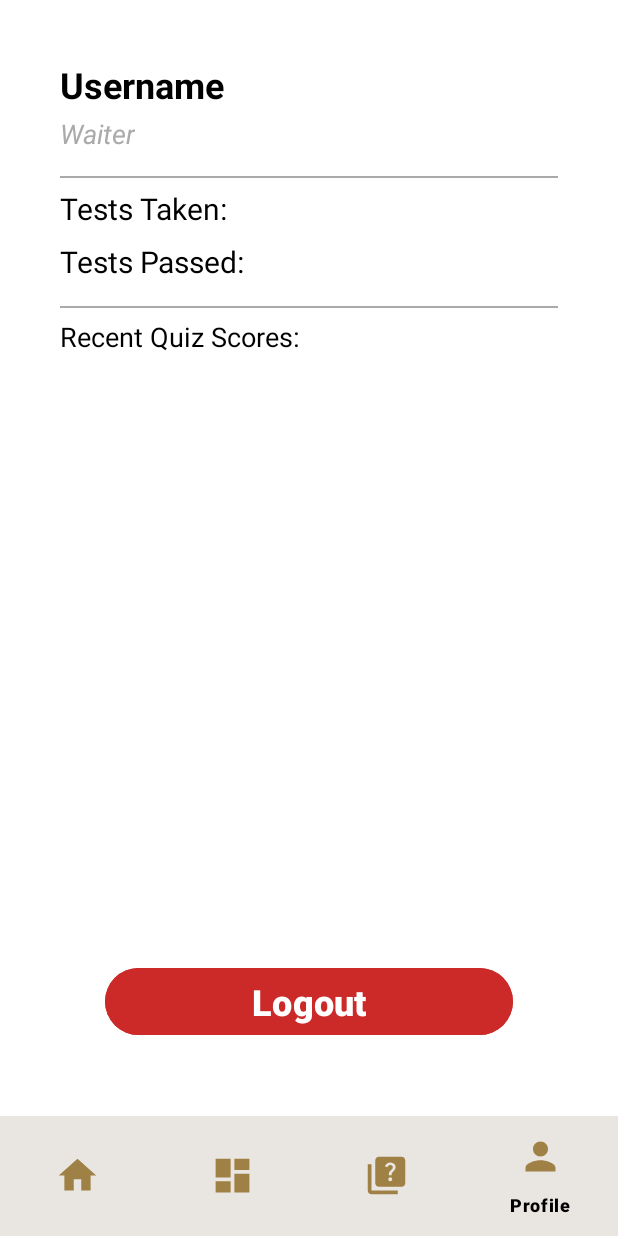
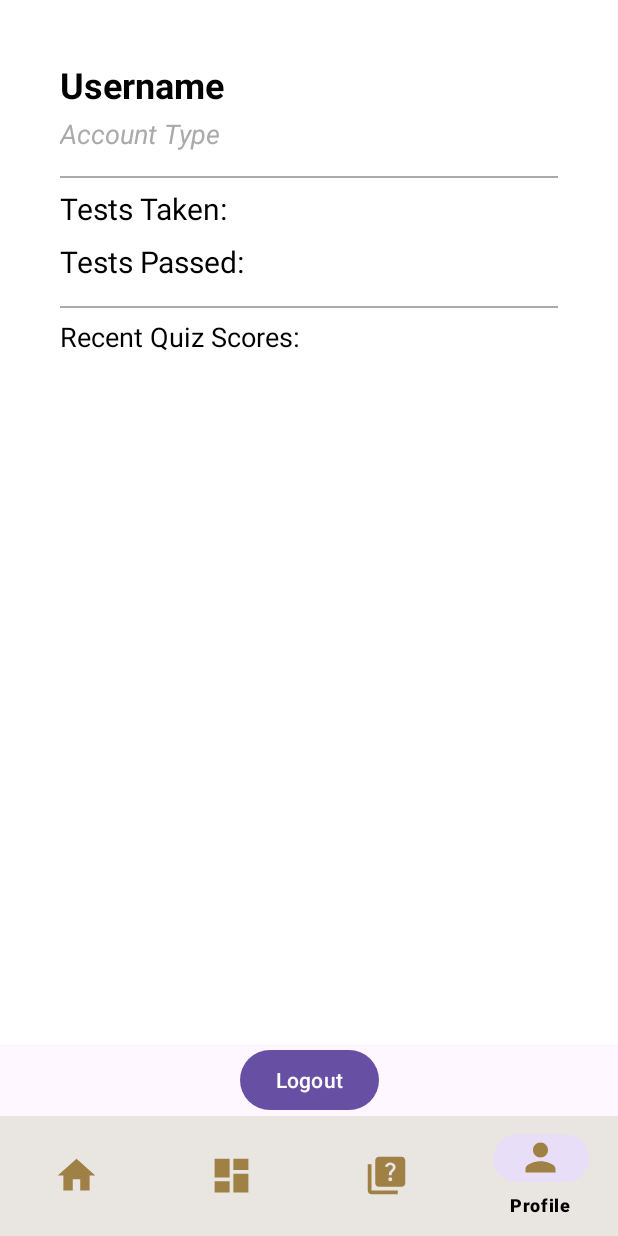
Before and after one commit to CorneCalitz/MobileAppProject, an Android app: the HomeFragment screen opened directly, with no data from a screen before it, item 4 of the bottom bar chosen, on a phone screen of 412 x 824 dp. Run offline under Robolectric (Android 15) with nearby library versions, the phone set to English and light mode, and no system bars.

Commit message:
Shared preferences can logout the user and clear their data from the device.

```diff
--- a/app/src/main/java/com/example/eduvosproject/NavActivity.java
+++ b/app/src/main/java/com/example/eduvosproject/NavActivity.java
@@ -1,7 +1,11 @@
 package com.example.eduvosproject;
 
+import android.content.Context;
+import android.content.Intent;
 import android.content.SharedPreferences;
 import android.os.Bundle;
+import android.util.Log;
+import android.widget.Button;
 
 import androidx.appcompat.app.AppCompatActivity;
 import androidx.fragment.app.Fragment;
@@ -15,7 +19,6 @@ import com.example.eduvosproject.profile.ProfileFragment;
 import com.example.eduvosproject.quiz.QuizFragment;
 import com.google.gson.Gson;
 
-
 public class NavActivity extends AppCompatActivity {
 
     ActivityNavBinding binding;
@@ -28,55 +31,59 @@ public class NavActivity extends AppCompatActivity {
         binding = ActivityNavBinding.inflate(getLayoutInflater());
         setContentView(binding.getRoot());
 
-        // Get and convert data sent with the intent.
+        Button btnLogout = findViewById(R.id.btnLogout);
+        btnLogout.setOnClickListener(view -> logout());
+
         loginJson = getIntent().getStringExtra("jsonString");
+        Log.d("NavActivity", "Received loginJson: " + loginJson);
         loginResponse = new Gson().fromJson(loginJson, LoginResponse.class);
 
-        // Sets the first fragment that the user views.
-        replaceFragment(new HomeFragment(),loginJson);
+        replaceFragment(new HomeFragment(), loginJson);
 
-        // Switches fragment to one that the user clicks on.
         binding.bottomNavigationView.setOnItemSelectedListener(item -> {
             if (item.getItemId() == R.id.nav_home) {
-                replaceFragment(new HomeFragment(),loginJson);
-            }
-            else if (item.getItemId() == R.id.nav_courses) {
-                replaceFragment(new CoursesFragment(),loginJson);
-            }
-            else if (item.getItemId() == R.id.nav_quiz) {
-                replaceFragment(new QuizFragment(),loginJson);
-            }
-            else if (item.getItemId() == R.id.nav_profile) {
+                replaceFragment(new HomeFragment(), loginJson);
+            } else if (item.getItemId() == R.id.nav_courses) {
+                replaceFragment(new CoursesFragment(), loginJson);
+            } else if (item.getItemId() == R.id.nav_quiz) {
+                replaceFragment(new QuizFragment(), loginJson);
+            } else if (item.getItemId() == R.id.nav_profile) {
                 replaceFragment(new ProfileFragment(), loginJson);
             }
             return true;
         });
     }
 
+    public void replaceFragment(Fragment fragment, String jsonString) {
+        Bundle args = new Bundle();
+        args.putString("jsonString", jsonString);
+        fragment.setArguments(args);
 
-    // Method used to replace the current on-screen fragment to a new fragment and pass data into it.
-    public void replaceFragment(Fragment fragment, String string){
-        Bundle args = new Bundle();
-        args.putString("jsonString", string);
-        fragment.setArguments(args);
-        FragmentManager fragmentManager = getSupportFragmentManager();
-        FragmentTransaction fragmentTransaction = fragmentManager.beginTransaction();
-        fragmentTransaction.replace(R.id.fragmentContainerView,fragment);
-        fragmentTransaction.commit();
+        FragmentTransaction transaction = getSupportFragmentManager().beginTransaction();
+        transaction.replace(R.id.fragmentContainerView, fragment);
+        transaction.addToBackStack(null);  // Optional: if you want back navigation
+        transaction.commit();
     }
 
-    //Store data if the user closes the app.
     @Override
     protected void onPause() {
         super.onPause();
-        SharedPreferences sharedPreferences = getSharedPreferences("sharedPref", 0);
+        SharedPreferences sharedPreferences = getSharedPreferences("UserPrefs", Context.MODE_PRIVATE);
+        Log.d("SharedPreferences", "Retrieved login data: " + sharedPreferences.getString("loginData", "No data found"));
+
         SharedPreferences.Editor edt = sharedPreferences.edit();
-
-        // write all the login data into sharedpref edit.
         edt.putString("loginData", loginJson);
         edt.apply();
     }
 
+    public void logout() {
+        SharedPreferences sharedPreferences = getSharedPreferences("UserPrefs", Context.MODE_PRIVATE);
+        sharedPreferences.edit().clear().apply();
+        Log.d("NavActivity", "User data cleared, redirecting to login");
 
-
+        Intent intent = new Intent(this, MainActivity.class);
+        intent.addFlags(Intent.FLAG_ACTIVITY_CLEAR_TOP | Intent.FLAG_ACTIVITY_NEW_TASK);
+        startActivity(intent);
+        finish();
+    }
 }
--- a/app/src/main/java/com/example/eduvosproject/home/HomeFragment.java
+++ b/app/src/main/java/com/example/eduvosproject/home/HomeFragment.java
@@ -35,11 +35,19 @@ public class HomeFragment extends Fragment {
 
         if (getArguments() != null) {
             jsonString = getArguments().getString(ARG_PARAM1);
+
+            // Parse the JSON string into LoginResponse object
             loginResponse = new Gson().fromJson(jsonString, LoginResponse.class);
-            tvHomeMessage.setText(String.format("Welcome %s", loginResponse.user.getName()));
+
+            // Ensure that loginResponse is not null and the user is not null
+            if (loginResponse != null && loginResponse.user != null) {
+                tvHomeMessage.setText(String.format("Welcome %s", loginResponse.user.getName()));
+            } else {
+                tvHomeMessage.setText("Welcome John");
+            }
         }
+    }
 
-    }
 
     @Override
     public View onCreateView(LayoutInflater inflater, ViewGroup container,
--- a/app/src/main/java/com/example/eduvosproject/profile/ProfileFragment.java
+++ b/app/src/main/java/com/example/eduvosproject/profile/ProfileFragment.java
@@ -24,30 +24,24 @@ import com.google.gson.Gson;
 
 public class ProfileFragment extends Fragment {
 
-    // the fragment initialization parameters, e.g. ARG_ITEM_NUMBER
     private static final String ARG_PARAM1 = "jsonString";
-
     LoginResponse loginResponse;
     TextView tvUsername, tvTestsTaken, tvTestsPassed, tvAccountType;
     private String jsonString;
     Button btnLogout;
-
-    public ProfileFragment() {
-        // Required empty public constructor
-    }
+    Bundle bundle = new Bundle();
 
 
     private void buttonLogoutListener() {
         btnLogout.setOnClickListener(new View.OnClickListener() {
             @Override
             public void onClick(View view) {
-
-                SharedPreferences sharedPreferences = getActivity().getSharedPreferences("sharedPref",getContext().MODE_PRIVATE);
-                Log.d("Test",sharedPreferences.getString("loginData",""));
+                SharedPreferences sharedPreferences = getActivity().getSharedPreferences("sharedPref", getContext().MODE_PRIVATE);
+                Log.d("Test", sharedPreferences.getString("loginData", ""));
                 SharedPreferences.Editor edt = sharedPreferences.edit();
                 edt.putString("loginData", "");
                 edt.apply();
-                Log.d("Test2",sharedPreferences.getString("loginData",""));
+                Log.d("Test2", sharedPreferences.getString("loginData", ""));
                 Intent intent = new Intent(getActivity(), MainActivity.class);
                 startActivity(intent);
                 getActivity().finish();
@@ -58,6 +52,9 @@ public class ProfileFragment extends Fragment {
     @Override
     public void onViewCreated(@NonNull View view, @Nullable Bundle savedInstanceState) {
         super.onViewCreated(view, savedInstanceState);
+        Log.d("ProfileFragment", "onViewCreated called");
+        Log.d("ProfileFragment", "jsonString: " + jsonString);
+        Log.d("ProfileFragment", "LoginResponse: " + new Gson().toJson(loginResponse));
 
         tvUsername = view.findViewById(R.id.tvUserName);
         tvTestsTaken = view.findViewById(R.id.tvTestsTaken);
@@ -65,27 +62,32 @@ public class ProfileFragment extends Fragment {
         tvAccountType = view.findViewById(R.id.tvAccountType);
         btnLogout = view.findViewById(R.id.btnLogout);
 
-
         if (getArguments() != null) {
             jsonString = getArguments().getString(ARG_PARAM1);
-            loginResponse = new Gson().fromJson(jsonString, LoginResponse.class);
-            tvUsername.setText(loginResponse.user.getName());
+            if (jsonString != null) {
+                loginResponse = new Gson().fromJson(jsonString, LoginResponse.class);
+                if (loginResponse != null && loginResponse.user != null && loginResponse.profile != null) {
+                    tvUsername.setText(loginResponse.user.getName());
+                    tvTestsTaken.setText(String.format("Test(s) Taken: %s", loginResponse.profile.getTests_taken()));
+                    tvTestsPassed.setText(String.format("Test(s) Passed: %s", loginResponse.profile.getTests_passed()));
+                    tvAccountType.setText("Waiter");
+                } else {
+                    Log.e("ProfileFragment", "Invalid loginResponse or profile data");
+                    Toast.makeText(getContext(), "Error loading profile", Toast.LENGTH_SHORT).show();
+                }
 
 
-            tvTestsTaken.setText(String.format("Test(s) Taken: %s", loginResponse.profile.getTests_taken().toString()));
-            tvTestsPassed.setText(String.format("Test(s) Passed: %s", loginResponse.profile.getTests_passed().toString()));
+            } else {
+                Log.e("ProfileFragment", "jsonString is null");
+            }
+        }
 
 
-            tvAccountType.setText("Waiter");
-        }
-
-        buttonLogoutListener();
     }
 
     @Override
     public View onCreateView(LayoutInflater inflater, ViewGroup container,
                              Bundle savedInstanceState) {
-        // Inflate the layout for this fragment
         return inflater.inflate(R.layout.fragment_profile, container, false);
     }
 }
--- a/app/src/main/res/layout/activity_nav.xml
+++ b/app/src/main/res/layout/activity_nav.xml
@@ -7,32 +7,41 @@
     android:layout_height="match_parent"
     tools:context=".NavActivity">
 
+    <!-- Fragment Container -->
     <androidx.fragment.app.FragmentContainerView
         android:id="@+id/fragmentContainerView"
         android:name="com.example.eduvosproject.home.HomeFragment"
         android:layout_width="0dp"
         android:layout_height="0dp"
         android:background="@color/background2"
-        android:backgroundTint="@color/white"
+        app:layout_constraintTop_toTopOf="parent"
+        app:layout_constraintStart_toStartOf="parent"
+        app:layout_constraintEnd_toEndOf="parent"
+        app:layout_constraintBottom_toTopOf="@+id/btnLogout" />
+
+    <!-- Logout Button -->
+    <Button
+        android:id="@+id/btnLogout"
+        android:layout_width="wrap_content"
+        android:layout_height="wrap_content"
+        android:text="Logout"
         app:layout_constraintBottom_toTopOf="@+id/bottomNavigationView"
         app:layout_constraintEnd_toEndOf="parent"
         app:layout_constraintStart_toStartOf="parent"
-        app:layout_constraintTop_toTopOf="parent" />
+        app:layout_constraintTop_toBottomOf="@+id/fragmentContainerView" />
 
+    <!-- Bottom Navigation -->
     <com.google.android.material.bottomnavigation.BottomNavigationView
         android:id="@+id/bottomNavigationView"
         android:layout_width="match_parent"
         android:layout_height="wrap_content"
         android:background="@color/background1"
-        app:elevation="3dp"
-        app:itemActiveIndicatorStyle="@style/Base.Theme.EduvosProject"
-        app:itemBackground="@null"
         app:itemIconSize="30dp"
         app:itemIconTint="@color/gold"
-        app:itemRippleColor="@color/white"
         app:itemTextColor="@color/black"
+        app:menu="@menu/bottom_nav_menu"
         app:layout_constraintBottom_toBottomOf="parent"
-        app:layout_constraintEnd_toEndOf="parent"
         app:layout_constraintStart_toStartOf="parent"
-        app:menu="@menu/bottom_nav_menu" />
+        app:layout_constraintEnd_toEndOf="parent" />
+
 </androidx.constraintlayout.widget.ConstraintLayout>
--- a/app/src/main/res/layout/fragment_profile.xml
+++ b/app/src/main/res/layout/fragment_profile.xml
@@ -1,4 +1,3 @@
-<?xml version="1.0" encoding="utf-8"?>
 <FrameLayout xmlns:android="http://schemas.android.com/apk/res/android"
     xmlns:tools="http://schemas.android.com/tools"
     android:layout_width="match_parent"
@@ -7,17 +6,11 @@
     android:background="@android:color/white"
     android:padding="16dp">
 
-    <!-- Container to hold the profile info elements -->
-
     <RelativeLayout
         android:layout_width="match_parent"
         android:layout_height="match_parent"
         android:layout_gravity="center"
         android:padding="24dp">
-
-        <!-- User Name -->
-
-        <!-- Account Type -->
 
         <TextView
             android:id="@+id/tvUserName"
@@ -26,7 +19,8 @@
             android:text="Username"
             android:textColor="@android:color/black"
             android:textSize="24sp"
-            android:textStyle="bold" />
+            android:textStyle="bold"
+            android:contentDescription="User Name" />
 
         <TextView
             android:id="@+id/tvAccountType"
@@ -37,9 +31,9 @@
             android:text="@string/account_type"
             android:textColor="@android:color/darker_gray"
             android:textSize="18sp"
-            android:textStyle="italic" />
+            android:textStyle="italic"
+            android:contentDescription="Account Type" />
 
-        <!-- Divider Line -->
         <View
             android:layout_width="match_parent"
             android:layout_height="1dp"
@@ -47,7 +41,6 @@
             android:layout_marginTop="16dp"
             android:background="@android:color/darker_gray" />
 
-        <!-- Tests Taken -->
         <TextView
             android:id="@+id/tvTestsTaken"
             android:layout_width="wrap_content"
@@ -56,9 +49,9 @@
             android:layout_marginTop="24dp"
             android:text="@string/tests_taken"
             android:textColor="@android:color/black"
-            android:textSize="20sp" />
+            android:textSize="20sp"
+            android:contentDescription="Tests Taken" />
 
-        <!-- Tests Passed -->
         <TextView
             android:id="@+id/tvTestsPassed"
             android:layout_width="wrap_content"
@@ -67,17 +60,15 @@
             android:layout_marginTop="8dp"
             android:text="@string/tests_passed"
             android:textColor="@android:color/black"
-            android:textSize="20sp" />
+            android:textSize="20sp"
+            android:contentDescription="Tests Passed" />
 
-        <!-- Divider Line -->
         <View
             android:layout_width="match_parent"
             android:layout_height="1dp"
             android:layout_below="@id/tvTestsPassed"
             android:layout_marginTop="16dp"
             android:background="@android:color/darker_gray" />
-
-        <!-- Quiz Scores -->
 
         <TextView
             android:id="@+id/tvQuizScores"
@@ -87,23 +78,9 @@
             android:layout_marginTop="24dp"
             android:text="@string/recent_quiz_scores"
             android:textColor="@android:color/black"
-            android:textSize="18sp" />
+            android:textSize="18sp"
+            android:contentDescription="Recent Quiz Scores" />
 
-        <Button
-            android:id="@+id/btnLogout"
-            android:layout_width="wrap_content"
-            android:layout_height="wrap_content"
-            android:layout_alignParentStart="true"
-            android:layout_alignParentEnd="true"
-            android:layout_alignParentBottom="true"
-            android:layout_marginStart="30dp"
-            android:layout_marginEnd="30dp"
-            android:layout_marginBottom="10dp"
-            android:backgroundTint="#CC2929"
-            android:text="Logout"
-            android:textSize="24sp"
-            android:textStyle="bold" />
 
     </RelativeLayout>
-
 </FrameLayout>
--- /dev/null
+++ b/app/src/main/res/values/refs.xml
@@ -0,0 +1,2 @@
+<?xml version="1.0" encoding="utf-8"?>
+<resources></resources>
--- a/app/src/main/res/values/strings.xml
+++ b/app/src/main/res/values/strings.xml
@@ -27,5 +27,4 @@
     </string-array>
 
 
-
 </resources>
--- a/gradle/libs.versions.toml
+++ b/gradle/libs.versions.toml
@@ -1,5 +1,5 @@
 [versions]
-agp = "8.5.1"
+agp = "8.7.3"
 junit = "4.13.2"
 junitVersion = "1.2.1"
 espressoCore = "3.6.1"
```
Also changed, not shown: app/build.gradle.kts (+4 -7 lines), app/src/main/AndroidManifest.xml (+11 -4 lines), app/src/main/java/com/example/eduvosproject/LoginActivity.java (added, +120 -0 lines), app/src/main/java/com/example/eduvosproject/LoginRequest.java (added, +28 -0 lines), app/src/main/java/com/example/eduvosproject/LoginResponse.java (+91 -52 lines), app/src/main/java/com/example/eduvosproject/MainActivity.java (+41 -45 lines), app/src/main/java/com/example/eduvosproject/api/ApiClient.java (+32 -21 lines), app/src/main/java/com/example/eduvosproject/api/UserService.java (+5 -14 lines), app/src/main/java/com/example/eduvosproject/course/CoursesFragment.java (+12 -4 lines), app/src/main/res/layout/activity_login.xml (added, +33 -0 lines), gradle/wrapper/gradle-wrapper.properties.
